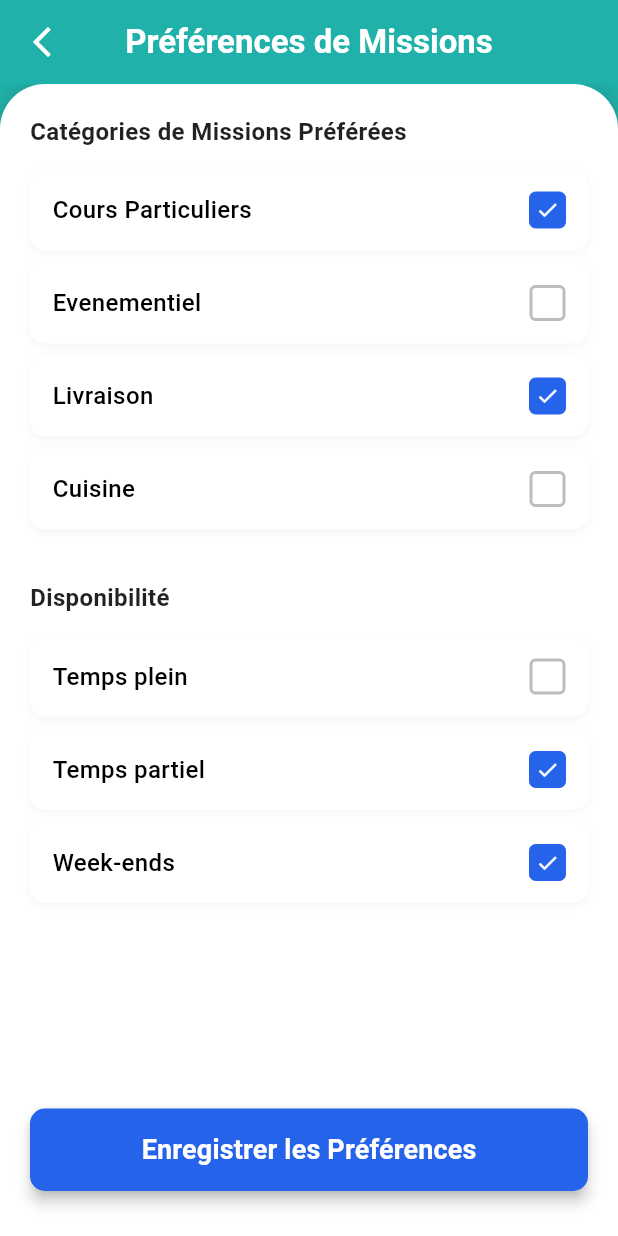
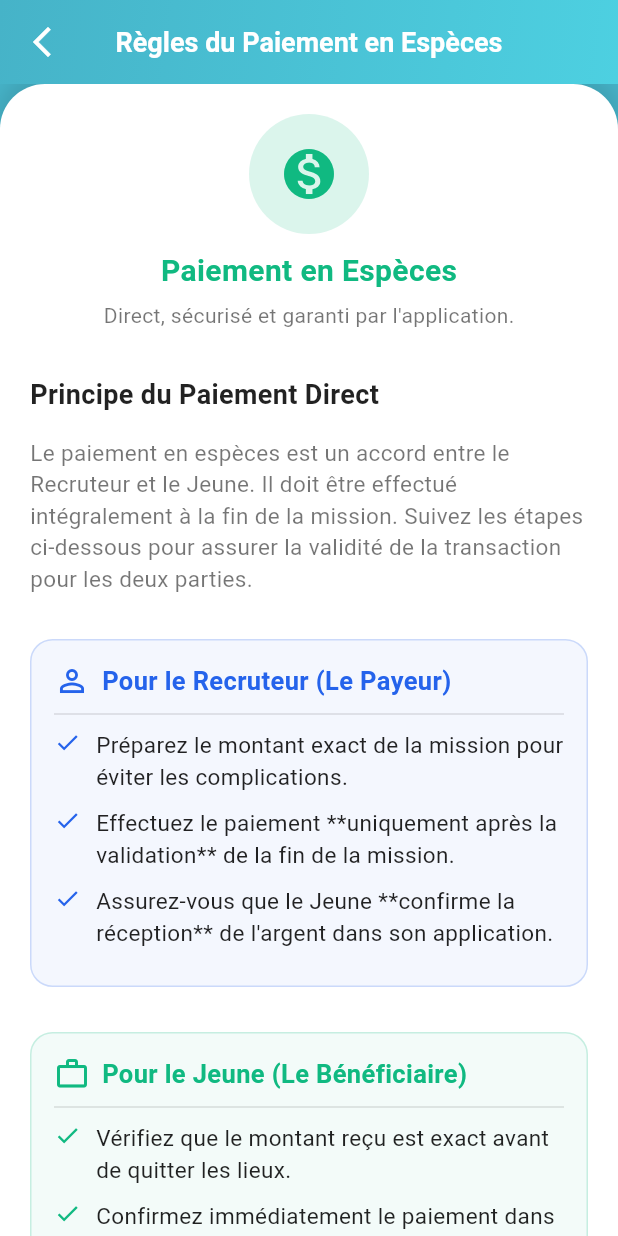
Before and after one commit to Tji-Teliman/tji_teliman_mobile, a Flutter app: the screen it shows after launch, after a tap on the "arrow back ios new" icon, on a phone screen of 412 x 824 dp. Run offline on Flutter 3.47's test engine with Material 3 defaults, Android fonts, the phone set to English and light mode, and no system bars; our stand-ins replace google_fonts, google_maps_flutter.

Commit message:
feat: ajout de la page details le payement en espace  dans le  parametre

```diff
--- a/lib/main.dart
+++ b/lib/main.dart
@@ -4,6 +4,7 @@ import 'package:tji_teliman_mobile/screens/screens_jeunes/centre_aide.dart';
 import 'package:tji_teliman_mobile/screens/screens_jeunes/competences_parametre.dart';
 import 'package:tji_teliman_mobile/screens/screens_jeunes/conditions_generales.dart';
 import 'package:tji_teliman_mobile/screens/screens_jeunes/contacter_nous.dart';
+import 'package:tji_teliman_mobile/screens/screens_jeunes/details_payement_especes.dart';
 import 'package:tji_teliman_mobile/screens/screens_jeunes/faq_compte_profil.dart';
 import 'package:tji_teliman_mobile/screens/screens_jeunes/faq_paiement.dart';
 import 'package:tji_teliman_mobile/screens/screens_jeunes/faq_probleme_technique.dart';
@@ -12,6 +13,7 @@ import 'package:tji_teliman_mobile/screens/screens_jeunes/historique_litige.dart
 import 'package:tji_teliman_mobile/screens/screens_jeunes/historique_paiement.dart';
 import 'package:tji_teliman_mobile/screens/screens_jeunes/liste_litige.dart';
 import 'package:tji_teliman_mobile/screens/screens_jeunes/mission_parametre.dart';
+import 'package:tji_teliman_mobile/screens/screens_jeunes/moyen_paiement_parametre.dart';
 import 'package:tji_teliman_mobile/screens/screens_jeunes/noter_recruteur.dart';
 import 'package:tji_teliman_mobile/screens/screens_jeunes/parametre.dart';
 import 'package:tji_teliman_mobile/screens/screens_jeunes/parametre_change_mdp.dart';
@@ -49,7 +51,7 @@ class MyApp extends StatelessWidget {
         useMaterial3: true,
       ),
       // L'écran de démarrage est défini ici
-      home: const MissionParametre(),
+      home: const DetailsPayementEspeces(),
       debugShowCheckedModeBanner: false,
     );
   }
--- /dev/null
+++ b/lib/screens/screens_jeunes/details_payement_especes.dart
@@ -0,0 +1,336 @@
+import 'package:flutter/material.dart';
+
+// Définition des couleurs personnalisées
+const Color _primaryBlue = Color(0xFF2563EB); // Bleu principal
+const Color _appBarColor = Color(0xFF46B3C8); // Cyan pour l'AppBar
+const Color _cashColor = Color(0xFF10B981); // Vert pour l'argent
+const Color _accentColor = Color(0xFF4DD0E1); // Pour le dégradé
+
+class DetailsPayementEspeces extends StatelessWidget {
+  const DetailsPayementEspeces({super.key});
+
+  @override
+  Widget build(BuildContext context) {
+    return MaterialApp(
+      title: 'Tji Teliman - Règles Paiement',
+      theme: ThemeData(
+        useMaterial3: true,
+        primaryColor: _primaryBlue,
+        colorScheme: ColorScheme.light(
+          primary: _primaryBlue,
+        ),
+        visualDensity: VisualDensity.adaptivePlatformDensity,
+      ),
+      home: const CashPaymentRulesScreen(),
+      debugShowCheckedModeBanner: false,
+    );
+  }
+}
+// --- END MAIN APP STRUCTURE ---
+
+
+// --- CASH PAYMENT RULES SCREEN IMPLEMENTATION ---
+
+class CashPaymentRulesScreen extends StatelessWidget {
+  const CashPaymentRulesScreen({super.key});
+
+  @override
+  Widget build(BuildContext context) {
+    return Scaffold(
+      backgroundColor: _appBarColor,
+      appBar: AppBar(
+        // Utilisation d'un dégradé pour l'AppBar pour correspondre au style Tji Teliman
+        flexibleSpace: Container(
+          decoration: const BoxDecoration(
+            gradient: LinearGradient(
+              colors: [_appBarColor, _accentColor],
+              begin: Alignment.topLeft,
+              end: Alignment.bottomRight,
+            ),
+          ),
+        ),
+        elevation: 0,
+        leading: IconButton(
+          icon: const Icon(Icons.arrow_back_ios_new, color: Colors.white, size: 24),
+          onPressed: () {
+            // Logique de retour
+          },
+        ),
+        title: const Text(
+          'Règles du Paiement en Espèces',
+          style: TextStyle(color: Colors.white, fontWeight: FontWeight.w600, fontSize: 18),
+        ),
+        centerTitle: true,
+      ),
+
+      body: Column(
+        children: <Widget>[
+          // Conteneur blanc principal avec ombre et arrondi
+          Expanded(
+            child: Container(
+              width: double.infinity,
+              decoration: BoxDecoration(
+                color: Colors.white,
+                borderRadius: const BorderRadius.vertical(top: Radius.circular(30.0)),
+                boxShadow: [
+                  BoxShadow(
+                    color: Colors.black.withOpacity(0.1),
+                    blurRadius: 10.0,
+                    spreadRadius: 2.0,
+                    offset: const Offset(0, -5),
+                  ),
+                ],
+              ),
+              child: const SingleChildScrollView(
+                padding: EdgeInsets.all(20.0),
+                child: CashPaymentRulesContent(),
+              ),
+            ),
+          ),
+        ],
+      ),
+    );
+  }
+}
+
+// Widget principal du contenu de la page
+class CashPaymentRulesContent extends StatelessWidget {
+  const CashPaymentRulesContent({super.key});
+
+  @override
+  Widget build(BuildContext context) {
+    return Column(
+      crossAxisAlignment: CrossAxisAlignment.start,
+      children: [
+
+        // --- Icône et titre général ---
+        Center(
+          child: PaymentIcon(
+            icon: Icons.monetization_on,
+            color: _cashColor,
+            title: 'Paiement en Espèces',
+            subtitle: 'Direct, sécurisé et garanti par l\'application.',
+          ),
+        ),
+        const SizedBox(height: 30),
+
+        // --- Introduction ---
+        const SectionTitle(title: 'Principe du Paiement Direct'),
+        const SizedBox(height: 10),
+        const Text(
+          "Le paiement en espèces est un accord entre le Recruteur et le Jeune. Il doit être effectué intégralement à la fin de la mission. Suivez les étapes ci-dessous pour assurer la validité de la transaction pour les deux parties.",
+          style: TextStyle(fontSize: 15, color: Colors.black54, height: 1.4),
+        ),
+        const SizedBox(height: 30),
+
+        // --- Instructions pour le Recruteur ---
+        RoleInstructions(
+          roleTitle: 'Pour le Recruteur (Le Payeur)',
+          icon: Icons.person_outline,
+          color: _primaryBlue,
+          instructions: const [
+            "Préparez le montant exact de la mission pour éviter les complications.",
+            "Effectuez le paiement **uniquement après la validation** de la fin de la mission.",
+            "Assurez-vous que le Jeune **confirme la réception** de l'argent dans son application.",
+          ],
+        ),
+        const SizedBox(height: 30),
+
+        // --- Instructions pour le Jeune ---
+        RoleInstructions(
+          roleTitle: 'Pour le Jeune (Le Bénéficiaire)',
+          icon: Icons.work_outline,
+          color: _cashColor,
+          instructions: const [
+            "Vérifiez que le montant reçu est exact avant de quitter les lieux.",
+            "Confirmez immédiatement le paiement dans votre application Tji Teliman pour que le recruteur puisse clôturer la mission.",
+            "En cas de désaccord sur le montant ou le statut, signalez un litige via l'application.",
+          ],
+        ),
+        const SizedBox(height: 40),
+
+        // --- Garantie de la plateforme ---
+        PlatformGuarantee(
+          color: _cashColor,
+          text: "En cas de litige, Tji Teliman intervient pour garantir une solution équitable pour les deux parties.",
+        ),
+        const SizedBox(height: 20),
+      ],
+    );
+  }
+}
+
+// --- WIDGET UTILITAIRE : Titre de Section ---
+class SectionTitle extends StatelessWidget {
+  final String title;
+  const SectionTitle({super.key, required this.title});
+
+  @override
+  Widget build(BuildContext context) {
+    return Padding(
+      padding: const EdgeInsets.only(bottom: 5.0),
+      child: Text(
+        title,
+        style: const TextStyle(
+          fontWeight: FontWeight.bold,
+          fontSize: 18,
+          color: Colors.black87,
+        ),
+      ),
+    );
+  }
+}
+
+// --- WIDGET UTILITAIRE : Icône de Paiement Générique ---
+class PaymentIcon extends StatelessWidget {
+  final IconData icon;
+  final Color color;
+  final String title;
+  final String subtitle;
+
+  const PaymentIcon({
+    super.key,
+    required this.icon,
+    required this.color,
+    required this.title,
+    required this.subtitle,
+  });
+
+  @override
+  Widget build(BuildContext context) {
+    return Column(
+      children: [
+        Container(
+          padding: const EdgeInsets.all(20),
+          decoration: BoxDecoration(
+            color: color.withOpacity(0.15),
+            shape: BoxShape.circle,
+          ),
+          child: Icon(icon, color: color, size: 40),
+        ),
+        const SizedBox(height: 10),
+        Text(
+          title,
+          style: TextStyle(
+            fontWeight: FontWeight.bold,
+            fontSize: 20,
+            color: color,
+          ),
+        ),
+        const SizedBox(height: 5),
+        Text(
+          subtitle,
+          style: const TextStyle(
+            fontSize: 14,
+            color: Colors.black54,
+          ),
+        ),
+      ],
+    );
+  }
+}
+
+// --- WIDGET UTILITAIRE : Instructions par Rôle ---
+class RoleInstructions extends StatelessWidget {
+  final String roleTitle;
+  final IconData icon;
+  final Color color;
+  final List<String> instructions;
+
+  const RoleInstructions({
+    super.key,
+    required this.roleTitle,
+    required this.icon,
+    required this.color,
+    required this.instructions,
+  });
+
+  @override
+  Widget build(BuildContext context) {
+    return Container(
+      padding: const EdgeInsets.all(15),
+      decoration: BoxDecoration(
+        color: color.withOpacity(0.05), // Fond très clair pour différencier le rôle
+        borderRadius: BorderRadius.circular(15),
+        border: Border.all(color: color.withOpacity(0.2), width: 1),
+      ),
+      child: Column(
+        crossAxisAlignment: CrossAxisAlignment.start,
+        children: [
+          Row(
+            children: [
+              Icon(icon, color: color, size: 24),
+              const SizedBox(width: 8),
+              Text(
+                roleTitle,
+                style: TextStyle(
+                  fontWeight: FontWeight.bold,
+                  fontSize: 17,
+                  color: color,
+                ),
+              ),
+            ],
+          ),
+          const Divider(color: Colors.black12, height: 20),
+
+          // Liste des instructions
+          ...instructions.asMap().entries.map((entry) {
+            final instruction = entry.value;
+            return Padding(
+              padding: const EdgeInsets.only(bottom: 10.0),
+              child: Row(
+                crossAxisAlignment: CrossAxisAlignment.start,
+                children: [
+                  Icon(Icons.done, color: color, size: 18),
+                  const SizedBox(width: 10),
+                  Expanded(
+                    child: Text(
+                      instruction,
+                      style: const TextStyle(fontSize: 15, height: 1.4, color: Colors.black87),
+                    ),
+                  ),
+                ],
+              ),
+            );
+          }).toList(),
+        ],
+      ),
+    );
+  }
+}
+
+// --- WIDGET UTILITAIRE : Message de Garantie ---
+class PlatformGuarantee extends StatelessWidget {
+  final Color color;
+  final String text;
+
+  const PlatformGuarantee({super.key, required this.color, required this.text});
+
+  @override
+  Widget build(BuildContext context) {
+    return Container(
+      padding: const EdgeInsets.all(15),
+      decoration: BoxDecoration(
+        color: color.withOpacity(0.1),
+        borderRadius: BorderRadius.circular(10),
+      ),
+      child: Row(
+        crossAxisAlignment: CrossAxisAlignment.start,
+        children: [
+          Icon(Icons.shield_outlined, color: color, size: 28),
+          const SizedBox(width: 10),
+          Expanded(
+            child: Text(
+              text,
+              style: TextStyle(
+                color: color,
+                fontSize: 14,
+                fontWeight: FontWeight.w500,
+              ),
+            ),
+          ),
+        ],
+      ),
+    );
+  }
+}
```
Also changed, not shown: lib/screens/screens_jeunes/moyen_paiement_parametre.dart (added, +332 -0 lines).
